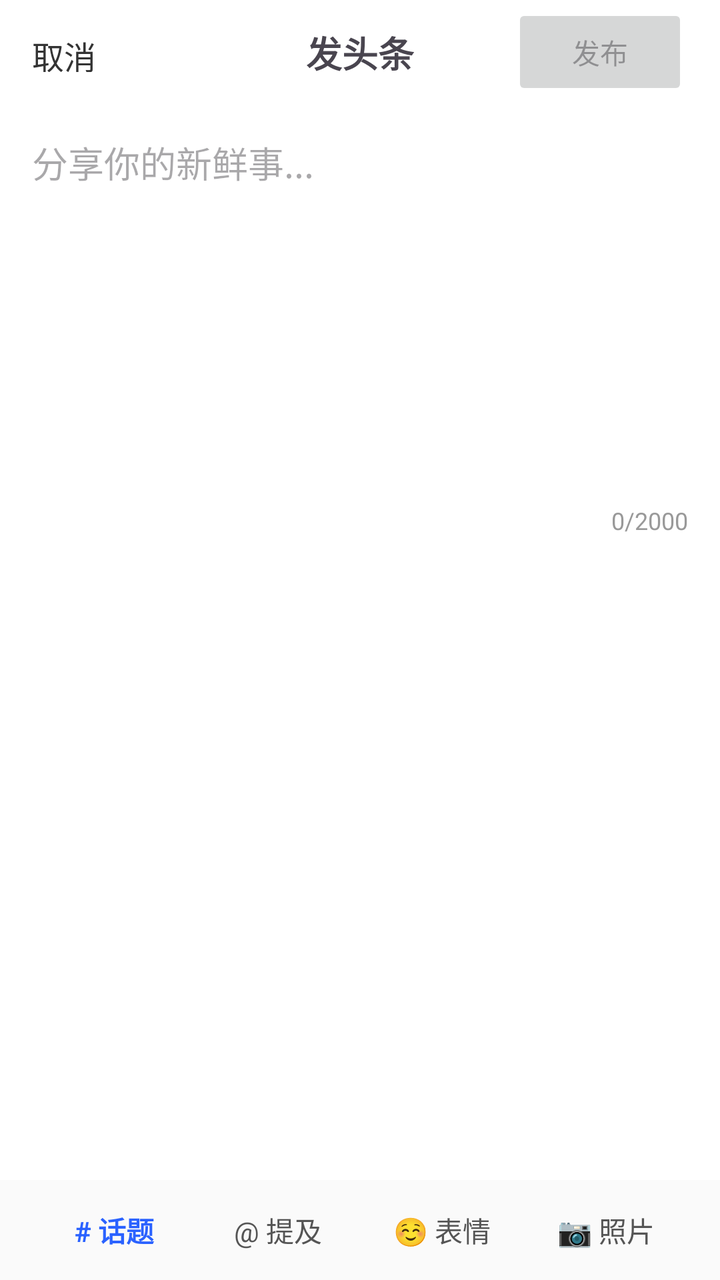
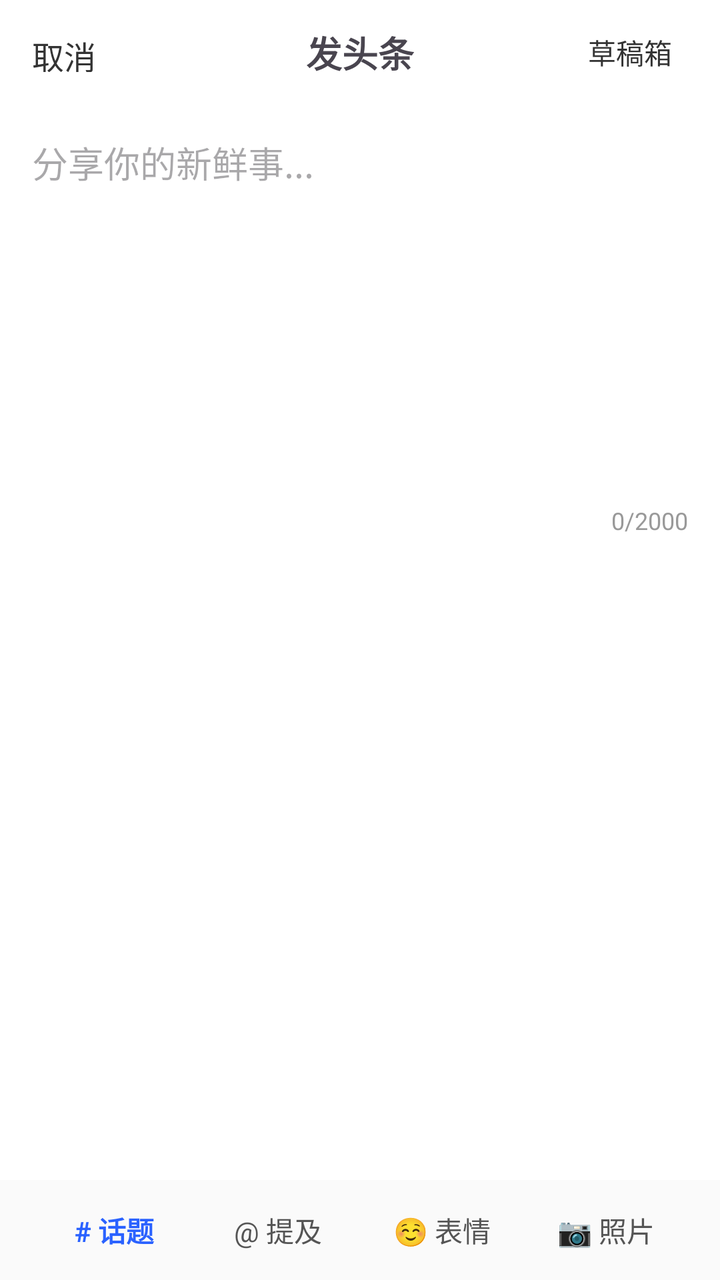

Before-and-after screenshots of an Android layout around one commit, followed by the original layout XML and the change that was made.
<!-- AndroidManifest.xml: application theme Theme.Test_microTT -->
<!-- res/layout/activity_main.xml -->
<?xml version="1.0" encoding="utf-8"?>
<androidx.coordinatorlayout.widget.CoordinatorLayout
    xmlns:android="http://schemas.android.com/apk/res/android"
    xmlns:app="http://schemas.android.com/apk/res-auto"
    xmlns:tools="http://schemas.android.com/tools"
    android:id="@+id/main"
    android:layout_width="match_parent"
    android:layout_height="match_parent"
    android:background="#FFFFFF"
    tools:context=".view.MainActivity">

    <androidx.constraintlayout.widget.ConstraintLayout
        android:layout_width="match_parent"
        android:layout_height="match_parent">

        
        <androidx.constraintlayout.widget.ConstraintLayout
            android:id="@+id/mai"
            android:layout_width="match_parent"
            android:layout_height="@dimen/wtt_topbar_height"
            app:layout_constraintTop_toTopOf="parent">

            <TextView
                android:id="@+id/btn_back"
                android:layout_width="wrap_content"
                android:layout_height="wrap_content"
                android:padding="@dimen/wtt_spacing_standard"
                android:text="@string/wtt_btn_cancel"
                android:textSize="16sp"
                android:textColor="#333333"
                app:layout_constraintBottom_toBottomOf="parent"
                app:layout_constraintStart_toStartOf="parent"
                app:layout_constraintTop_toTopOf="parent" />

            <TextView
                android:id="@+id/tv_title"
                android:layout_width="wrap_content"
                android:layout_height="wrap_content"
                android:text="@string/wtt_title_publish"
                android:textSize="18sp"
                android:textStyle="bold"
                app:layout_constraintBottom_toBottomOf="parent"
                app:layout_constraintEnd_toEndOf="parent"
                app:layout_constraintStart_toStartOf="parent"
                app:layout_constraintTop_toTopOf="parent" />

            <Button
                android:id="@+id/btn_publish"
                android:layout_width="wrap_content"
                android:layout_height="wrap_content"
                android:layout_marginEnd="@dimen/wtt_spacing_standard"
                android:text="@string/wtt_btn_publish"
                android:enabled="false"
                app:layout_constraintBottom_toBottomOf="parent"
                app:layout_constraintEnd_toEndOf="parent"
                app:layout_constraintTop_toTopOf="parent" />
        </androidx.constraintlayout.widget.ConstraintLayout>

        
        <ScrollView
            android:id="@+id/kta"
            android:layout_width="match_parent"
            android:layout_height="0dp"
            app:layout_constraintBottom_toTopOf="@id/formatting_toolbar_container"
            app:layout_constraintTop_toBottomOf="@id/mai">

            <LinearLayout
                android:id="@+id/kt_"
                android:layout_width="match_parent"
                android:layout_height="wrap_content"
                android:orientation="vertical"
                android:paddingBottom="15dp">

                <EditText
                    android:id="@+id/ktg"
                    android:layout_width="match_parent"
                    android:layout_height="wrap_content"
                    android:minHeight="@dimen/wtt_input_min_height"
                    android:padding="@dimen/wtt_spacing_standard"
                    android:background="@null"
                    android:gravity="top|start"
                    android:hint="@string/wtt_hint_input"
                    android:inputType="textMultiLine" />

                
                <TextView
                    android:id="@+id/tv_char_count"
                    android:layout_width="match_parent"
                    android:layout_height="wrap_content"
                    android:gravity="end"
                    android:paddingHorizontal="@dimen/wtt_spacing_standard"
                    android:paddingBottom="4dp"
                    android:text="@string/wtt_char_count_placeholder"
                    android:textSize="12sp"
                    android:textColor="#999999" />

                
                <androidx.recyclerview.widget.RecyclerView
                    android:id="@+id/grid_image_container"
                    android:layout_width="match_parent"
                    android:layout_height="wrap_content"
                    android:paddingHorizontal="@dimen/wtt_spacing_standard"
                    android:overScrollMode="never" />

            </LinearLayout>
        </ScrollView>

        
        <LinearLayout
            android:id="@+id/formatting_toolbar_container"
            android:layout_width="match_parent"
            android:layout_height="36dp"
            android:orientation="horizontal"
            android:background="#F5F5F5"
            android:gravity="center_vertical"
            android:paddingHorizontal="@dimen/wtt_spacing_standard"
            android:visibility="gone"
            app:layout_constraintBottom_toTopOf="@id/bottom_toolbar_container">

            <TextView
                android:id="@+id/bar_bold"
                android:layout_width="0dp"
                android:layout_height="match_parent"
                android:layout_weight="1"
                android:gravity="center"
                android:text="B"
                android:textStyle="bold"
                android:textSize="16sp"
                android:textColor="#555555"
                android:background="?attr/selectableItemBackground" />

            <TextView
                android:id="@+id/bar_italic"
                android:layout_width="0dp"
                android:layout_height="match_parent"
                android:layout_weight="1"
                android:gravity="center"
                android:text="I"
                android:textStyle="italic"
                android:textSize="16sp"
                android:textColor="#555555"
                android:background="?attr/selectableItemBackground" />

            <TextView
                android:id="@+id/bar_color"
                android:layout_width="0dp"
                android:layout_height="match_parent"
                android:layout_weight="1"
                android:gravity="center"
                android:text="A"
                android:textSize="16sp"
                android:textColor="#555555"
                android:background="?attr/selectableItemBackground" />
        </LinearLayout>

        
        <LinearLayout
            android:id="@+id/bottom_toolbar_container"
            android:layout_width="match_parent"
            android:layout_height="50dp"
            android:orientation="horizontal"
            android:background="#FAFAFA"
            android:gravity="center_vertical"
            android:paddingHorizontal="@dimen/wtt_spacing_standard"
            app:layout_constraintBottom_toBottomOf="parent">

            <TextView
                android:id="@+id/bar_topic"
                android:layout_width="0dp"
                android:layout_height="match_parent"
                android:layout_weight="1"
                android:gravity="center"
                android:text="# 话题"
                android:textColor="#2A62FF"
                android:textStyle="bold" />

            <TextView
                android:id="@+id/bar_mention"
                android:layout_width="0dp"
                android:layout_height="match_parent"
                android:layout_weight="1"
                android:gravity="center"
                android:text="@ 提及"
                android:textColor="#555555" />

            <TextView
                android:id="@+id/bar_emoji"
                android:layout_width="0dp"
                android:layout_height="match_parent"
                android:layout_weight="1"
                android:gravity="center"
                android:text="☺ 表情"
                android:textColor="#555555" />

            <TextView
                android:id="@+id/bar_photo"
                android:layout_width="0dp"
                android:layout_height="match_parent"
                android:layout_weight="1"
                android:gravity="center"
                android:text="📷 照片"
                android:textColor="#555555" />
        </LinearLayout>

    </androidx.constraintlayout.widget.ConstraintLayout>

    
    <LinearLayout
        android:id="@+id/progressBarOverlay"
        android:layout_width="match_parent"
        android:layout_height="match_parent"
        android:orientation="vertical"
        android:gravity="center"
        android:background="#CCFFFFFF"
        android:visibility="gone">

        <TextView
            android:id="@+id/tv_upload_status"
            android:layout_width="wrap_content"
            android:layout_height="wrap_content"
            android:text="准备发布..."
            android:textSize="15sp"
            android:textColor="#333333"
            android:layout_marginBottom="16dp" />

        <ProgressBar
            android:id="@+id/pb_upload_progress"
            style="@android:style/Widget.ProgressBar.Horizontal"
            android:layout_width="240dp"
            android:layout_height="8dp"
            android:progress="0"
            android:max="100"
            android:progressTint="#F85149"
            android:progressBackgroundTint="#E0E0E0" />

        <TextView
            android:id="@+id/tv_upload_percent"
            android:layout_width="wrap_content"
            android:layout_height="wrap_content"
            android:text="0%"
            android:textSize="13sp"
            android:textColor="#888888"
            android:layout_marginTop="8dp" />

    </LinearLayout>

    
    <LinearLayout
        android:id="@+id/successOverlay"
        android:layout_width="match_parent"
        android:layout_height="match_parent"
        android:orientation="vertical"
        android:gravity="center"
        android:background="#FFFFFF"
        android:visibility="gone"
        android:clickable="true"
        android:focusable="true">

        
        <TextView
            android:layout_width="72dp"
            android:layout_height="72dp"
            android:gravity="center"
            android:text="✓"
            android:textSize="36sp"
            android:textColor="#FFFFFF"
            android:background="@drawable/success_circle_bg"
            android:layout_marginBottom="20dp" />

        <TextView
            android:id="@+id/tv_success_title"
            android:layout_width="wrap_content"
            android:layout_height="wrap_content"
            android:text="@string/wtt_publish_success_title"
            android:textSize="22sp"
            android:textStyle="bold"
            android:textColor="#333333"
            android:layout_marginBottom="24dp" />

        
        <LinearLayout
            android:layout_width="match_parent"
            android:layout_height="wrap_content"
            android:orientation="vertical"
            android:background="#F8F8F8"
            android:layout_marginHorizontal="32dp"
            android:padding="16dp"
            android:layout_marginBottom="32dp">

            <TextView
                android:id="@+id/tv_success_text"
                android:layout_width="match_parent"
                android:layout_height="wrap_content"
                android:textSize="15sp"
                android:textColor="#333333"
                android:maxLines="4"
                android:ellipsize="end"
                android:lineSpacingExtra="4dp" />

            <TextView
                android:id="@+id/tv_success_images"
                android:layout_width="match_parent"
                android:layout_height="wrap_content"
                android:gravity="end"
                android:textSize="13sp"
                android:textColor="#999999"
                android:layout_marginTop="10dp" />

        </LinearLayout>

        
        <LinearLayout
            android:layout_width="match_parent"
            android:layout_height="wrap_content"
            android:orientation="horizontal"
            android:gravity="center"
            android:paddingHorizontal="32dp">

            <Button
                android:id="@+id/btn_success_continue"
                android:layout_width="0dp"
                android:layout_height="44dp"
                android:layout_weight="1"
                android:text="@string/wtt_btn_continue_publish"
                android:textSize="16sp"
                android:textColor="#F85149"
                android:backgroundTint="#FFFFFF"
                android:layout_marginEnd="12dp" />

            <Button
                android:id="@+id/btn_success_back"
                android:layout_width="0dp"
                android:layout_height="44dp"
                android:layout_weight="1"
                android:text="@string/wtt_btn_back_home"
                android:textSize="16sp"
                android:textColor="#FFFFFF"
                android:backgroundTint="#F85149" />

        </LinearLayout>
    </LinearLayout>

</androidx.coordinatorlayout.widget.CoordinatorLayout>
<!-- resources referenced by this layout -->
<resources>
  <dimen name="wtt_input_min_height">200dp</dimen>
  <dimen name="wtt_spacing_standard">16dp</dimen>
  <dimen name="wtt_topbar_height">52dp</dimen>
  <!-- drawable success_circle_bg (drawable) -->
  <?xml version="1.0" encoding="utf-8"?>
  <shape xmlns:android="http://schemas.android.com/apk/res/android"
      android:shape="oval">
      <solid android:color="#4CAF50" />
  </shape>
  <string name="wtt_btn_back_home">返回</string>
  <string name="wtt_btn_cancel">取消</string>
  <string name="wtt_btn_continue_publish">继续发布</string>
  <string name="wtt_btn_publish">发布</string>
  <string name="wtt_char_count_placeholder">0/2000</string>
  <string name="wtt_hint_input">分享你的新鲜事...</string>
  <string name="wtt_publish_success_title">发布成功</string>
  <string name="wtt_title_publish">发头条</string>
  <style name="Theme.Test_microTT" parent="Base.Theme.Test_microTT" />
  <style name="Base.Theme.Test_microTT" parent="Theme.Material3.DayNight.NoActionBar">
          
          
      </style>
</resources>

<!-- the commit's change to res/layout/activity_main.xml (unified diff, before → after) -->
@@ -44,13 +44,30 @@
                 app:layout_constraintStart_toStartOf="parent"
                 app:layout_constraintTop_toTopOf="parent" />
 
+            
+            <TextView
+                android:id="@+id/btn_draft_box"
+                android:layout_width="wrap_content"
+                android:layout_height="wrap_content"
+                android:paddingHorizontal="8dp"
+                android:paddingVertical="4dp"
+                android:layout_marginEnd="@dimen/wtt_spacing_standard"
+                android:text="@string/wtt_btn_draft_box"
+                android:textSize="14sp"
+                android:textColor="#333333"
+                app:layout_constraintBottom_toBottomOf="parent"
+                app:layout_constraintEnd_toEndOf="parent"
+                app:layout_constraintTop_toTopOf="parent" />
+
+            
             <Button
                 android:id="@+id/btn_publish"
                 android:layout_width="wrap_content"
                 android:layout_height="wrap_content"
-                android:layout_marginEnd="@dimen/wtt_spacing_standard"
                 android:text="@string/wtt_btn_publish"
                 android:enabled="false"
+                android:visibility="gone"
+                android:layout_marginEnd="@dimen/wtt_spacing_standard"
                 app:layout_constraintBottom_toBottomOf="parent"
                 app:layout_constraintEnd_toEndOf="parent"
                 app:layout_constraintTop_toTopOf="parent" />
<!-- resource entries referenced after the edit -->
@@ -12,6 +12,7 @@
   <string name="wtt_btn_back_home">返回</string>
   <string name="wtt_btn_cancel">取消</string>
   <string name="wtt_btn_continue_publish">继续发布</string>
+  <string name="wtt_btn_draft_box">草稿箱</string>
   <string name="wtt_btn_publish">发布</string>
   <string name="wtt_char_count_placeholder">0/2000</string>
   <string name="wtt_hint_input">分享你的新鲜事...</string>
